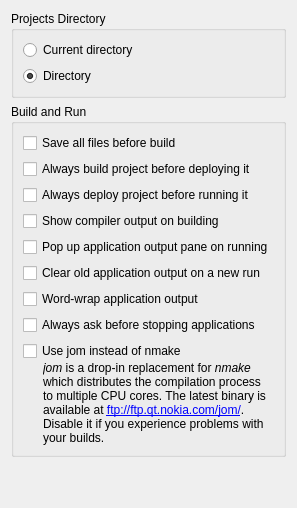
The window that src/plugins/projectexplorer/projectexplorersettingspage.ui (qt-creator/qt-creator) describes before a commit, drawn with Qt 5.
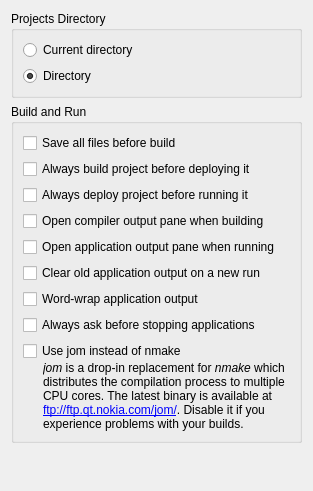
The same window after the commit. Custom widgets are drawn as their Qt base class.

Commit message: Better wording: Both options cause a pane to show up at a specific incident.

```diff
--- a/src/plugins/projectexplorer/projectexplorersettingspage.ui
+++ b/src/plugins/projectexplorer/projectexplorersettingspage.ui
@@ -2,6 +2,14 @@
 <ui version="4.0">
  <class>ProjectExplorer::Internal::ProjectExplorerSettingsPageUi</class>
  <widget class="QWidget" name="ProjectExplorer::Internal::ProjectExplorerSettingsPageUi">
+  <property name="geometry">
+   <rect>
+    <x>0</x>
+    <y>0</y>
+    <width>313</width>
+    <height>491</height>
+   </rect>
+  </property>
   <layout class="QVBoxLayout" name="verticalLayout_3">
    <item>
     <widget class="QGroupBox" name="directoryGroupBox">
@@ -71,14 +79,14 @@
       <item>
        <widget class="QCheckBox" name="showCompileOutputCheckBox">
         <property name="text">
-         <string>Show compiler output on building</string>
+         <string>Open compiler output pane when building</string>
         </property>
        </widget>
       </item>
       <item>
        <widget class="QCheckBox" name="showRunOutputCheckBox">
         <property name="text">
-         <string>Pop up application output pane on running</string>
+         <string>Open application output pane when running</string>
         </property>
        </widget>
       </item>
```
